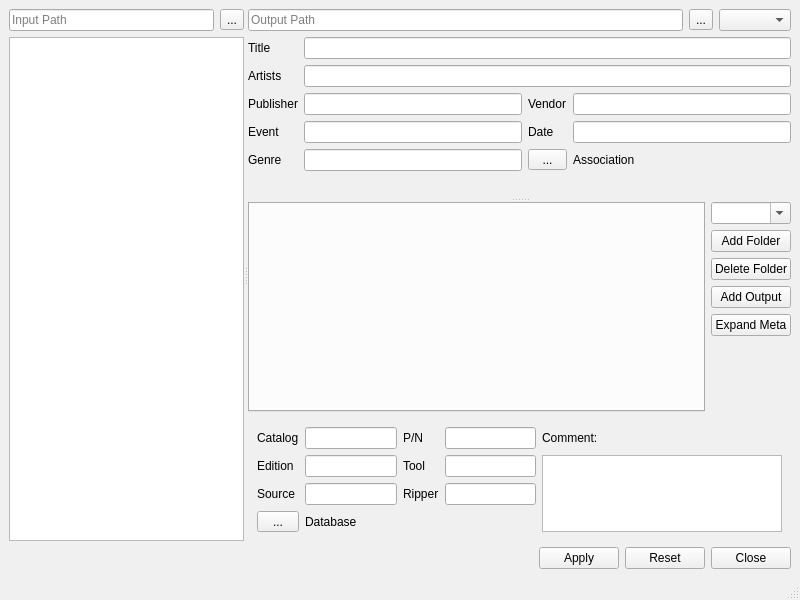
cmpute/Fluss, file fluss/apps/organizer/main.ui: the form before one commit.
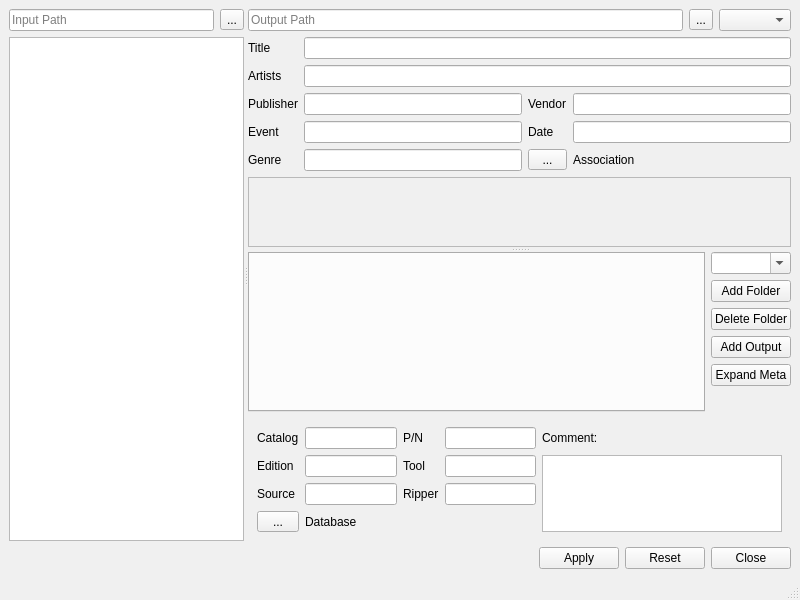
The form after the commit. Custom widgets are drawn as their Qt base class.

What changed in the file:
```diff
--- a/fluss/apps/organizer/main.ui
+++ b/fluss/apps/organizer/main.ui
@@ -780,7 +780,18 @@
           </layout>
          </item>
          <item>
-          <widget class="KeywordPanel" name="widget_keywords" native="true"/>
+          <widget class="QScrollArea" name="scrollArea">
+           <property name="horizontalScrollBarPolicy">
+            <enum>Qt::ScrollBarAlwaysOff</enum>
+           </property>
+           <property name="widgetResizable">
+            <bool>true</bool>
+           </property>
+           <property name="alignment">
+            <set>Qt::AlignLeading|Qt::AlignLeft|Qt::AlignTop</set>
+           </property>
+           <widget class="KeywordPanel" name="widget_keywords"/>
+          </widget>
          </item>
         </layout>
        </widget>
```
